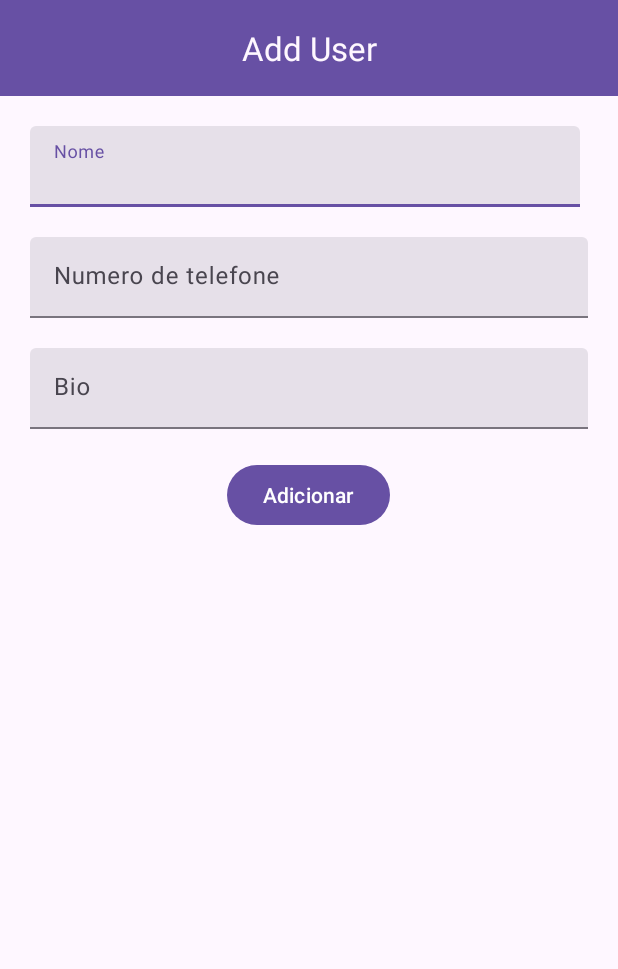
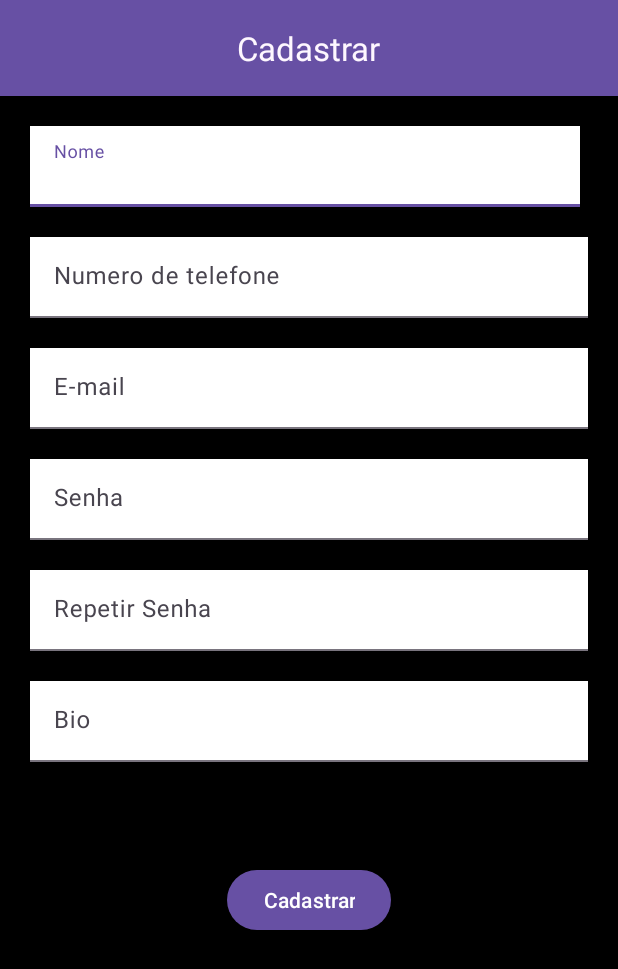
Before and after one commit to NicolasEmer/gymapp, an Android app: the AddUserActivity screen opened directly, with no data from a screen before it, on a phone screen of 412 x 824 dp. Shown: the top 969 px of the screen. Run offline under Robolectric (Android 15) with nearby library versions, the phone set to English and light mode, and no system bars; our stand-ins replace Firebase (no records; nobody signed in at launch, a user with empty details on screens opened directly).

```diff
--- a/app/src/main/AndroidManifest.xml
+++ b/app/src/main/AndroidManifest.xml
@@ -16,6 +16,12 @@
         android:theme="@style/Theme.TESTE"
         tools:targetApi="31">
         <activity
+            android:name=".TelaInicial"
+            android:exported="false" />
+        <activity
+            android:name=".Login"
+            android:exported="false" />
+        <activity
             android:name=".EditUserActivity"
             android:exported="false" />
         <activity
--- a/app/src/main/java/com/example/teste/teste.java
+++ /dev/null
@@ -1,4 +0,0 @@
-package com.example.teste;
-
-public class teste {
-}
--- a/app/src/main/res/layout/activity_add_user.xml
+++ b/app/src/main/res/layout/activity_add_user.xml
@@ -4,85 +4,142 @@
     xmlns:tools="http://schemas.android.com/tools"
     android:layout_width="match_parent"
     android:layout_height="match_parent"
+    android:background="@color/black"
     tools:context=".AddUserActivity">
 
     <com.google.android.material.appbar.MaterialToolbar
+        android:id="@+id/toolbar"
         android:layout_width="match_parent"
         android:layout_height="wrap_content"
-        android:id="@+id/toolbar"
-        app:title="Add User"
         android:background="?attr/colorPrimary"
-        app:titleTextColor="?attr/colorSurface"
-        app:titleCentered="true"/>
+        app:title="Cadastrar"
+        app:titleCentered="true"
+        app:titleTextColor="?attr/colorSurface" />
 
     <LinearLayout
+        android:id="@+id/nameLayout"
         android:layout_width="match_parent"
         android:layout_height="wrap_content"
+        android:layout_below="@id/toolbar"
         android:layout_margin="20sp"
-        android:layout_below="@id/toolbar"
-        android:id="@+id/nameLayout"
         android:orientation="horizontal">
 
         <com.google.android.material.textfield.TextInputLayout
+            android:id="@+id/firstNameLayout"
+            style="@style/Widget.Material3.TextInputLayout.FilledBox.Dense"
             android:layout_width="0sp"
             android:layout_height="wrap_content"
-            android:id="@+id/firstNameLayout"
+            android:layout_marginEnd="5sp"
             android:layout_weight="1"
-            android:layout_marginEnd="5sp"
-            android:hint="Nome"
-            style="@style/Widget.Material3.TextInputLayout.FilledBox.Dense">
+            android:hint="Nome">
 
             <com.google.android.material.textfield.TextInputEditText
+                android:id="@+id/firstNameET"
                 android:layout_width="match_parent"
                 android:layout_height="wrap_content"
-                android:id="@+id/firstNameET"
-                android:inputType="textCapSentences"/>
+                android:background="@color/white"
+                android:inputType="textCapSentences" />
 
         </com.google.android.material.textfield.TextInputLayout>
 
     </LinearLayout>
 
     <com.google.android.material.textfield.TextInputLayout
+        android:id="@+id/phoneLayout"
+        style="@style/Widget.Material3.TextInputLayout.FilledBox.Dense"
         android:layout_width="match_parent"
         android:layout_height="wrap_content"
+        android:layout_below="@id/nameLayout"
         android:layout_marginStart="20sp"
         android:layout_marginEnd="20sp"
-        style="@style/Widget.Material3.TextInputLayout.FilledBox.Dense"
-        android:hint="Numero de telefone"
-        android:id="@+id/phoneLayout"
-        android:layout_below="@id/nameLayout">
+        android:hint="Numero de telefone">
 
         <com.google.android.material.textfield.TextInputEditText
+            android:id="@+id/phoneET"
             android:layout_width="match_parent"
             android:layout_height="wrap_content"
-            android:id="@+id/phoneET"
-            android:inputType="phone"/>
+            android:background="@color/white"
+            android:inputType="phone" />
 
     </com.google.android.material.textfield.TextInputLayout>
 
     <com.google.android.material.textfield.TextInputLayout
+        android:id="@+id/emailLayout"
+        style="@style/Widget.Material3.TextInputLayout.FilledBox.Dense"
         android:layout_width="match_parent"
         android:layout_height="wrap_content"
+        android:layout_below="@id/phoneLayout"
         android:layout_margin="20sp"
-        style="@style/Widget.Material3.TextInputLayout.FilledBox.Dense"
-        android:id="@+id/bioLayout"
-        android:layout_below="@id/phoneLayout"
-        android:hint="Bio">
-
+        android:hint="E-mail">
         <com.google.android.material.textfield.TextInputEditText
+            android:id="@+id/emailET"
             android:layout_width="match_parent"
             android:layout_height="wrap_content"
-            android:inputType="textCapSentences|textMultiLine"
-            android:id="@+id/bioET"/>
+            android:background="@color/white"
+            android:inputType="textCapSentences|textMultiLine" />
 
     </com.google.android.material.textfield.TextInputLayout>
 
+    <com.google.android.material.textfield.TextInputLayout
+        android:id="@+id/senhaLayout"
+        style="@style/Widget.Material3.TextInputLayout.FilledBox.Dense"
+        android:layout_width="match_parent"
+        android:layout_height="wrap_content"
+        android:layout_below="@id/emailLayout"
+        android:layout_marginStart="20sp"
+        android:layout_marginEnd="20sp"
+        android:hint="Senha">
+        <com.google.android.material.textfield.TextInputEditText
+            android:id="@+id/senhaET"
+            android:layout_width="match_parent"
+            android:layout_height="wrap_content"
+            android:background="@color/white"
+            android:inputType="textCapSentences|textMultiLine" />
+    </com.google.android.material.textfield.TextInputLayout>
+
+    <com.google.android.material.textfield.TextInputLayout
+        android:id="@+id/repsenhaLayout"
+        style="@style/Widget.Material3.TextInputLayout.FilledBox.Dense"
+        android:layout_width="match_parent"
+        android:layout_height="wrap_content"
+        android:layout_below="@id/senhaLayout"
+        android:layout_margin="20sp"
+        android:hint="Repetir Senha">
+    <com.google.android.material.textfield.TextInputEditText
+        android:id="@+id/repsenhaET"
+        android:layout_width="match_parent"
+        android:layout_height="wrap_content"
+        android:background="@color/white"
+        android:inputType="textCapSentences|textMultiLine" />
+    </com.google.android.material.textfield.TextInputLayout>
+
+    <com.google.android.material.textfield.TextInputLayout
+        android:id="@+id/bioLayout"
+        style="@style/Widget.Material3.TextInputLayout.FilledBox.Dense"
+        android:layout_width="match_parent"
+        android:layout_height="wrap_content"
+        android:layout_below="@id/repsenhaLayout"
+        android:layout_marginStart="20sp"
+        android:layout_marginEnd="20sp"
+        android:hint="Bio">
+        <com.google.android.material.textfield.TextInputEditText
+            android:id="@+id/bioET"
+            android:layout_width="match_parent"
+            android:layout_height="wrap_content"
+            android:background="@color/white"
+            android:inputType="textCapSentences|textMultiLine" />
+
+    </com.google.android.material.textfield.TextInputLayout>
+
+
     <com.google.android.material.button.MaterialButton
+        android:id="@+id/addUser"
         android:layout_width="wrap_content"
         android:layout_height="wrap_content"
+        android:layout_below="@id/bioLayout"
         android:layout_centerHorizontal="true"
-        android:layout_below="@id/bioLayout"
-        android:text="Adicionar"
-        android:id="@+id/addUser"/>
+        android:layout_marginTop="68dp"
+        android:text="Cadastrar" />
+
 
 </RelativeLayout>
```
Also changed, not shown: app/src/main/java/com/example/teste/Login.java (added, +24 -0 lines), app/src/main/java/com/example/teste/TelaInicial.java (added, +24 -0 lines), app/src/main/res/layout/activity_edit_user.xml (+68 -15 lines), app/src/main/res/layout/activity_login.xml (added, +83 -0 lines), app/src/main/res/layout/activity_tela_inicial.xml (added, +23 -0 lines).
